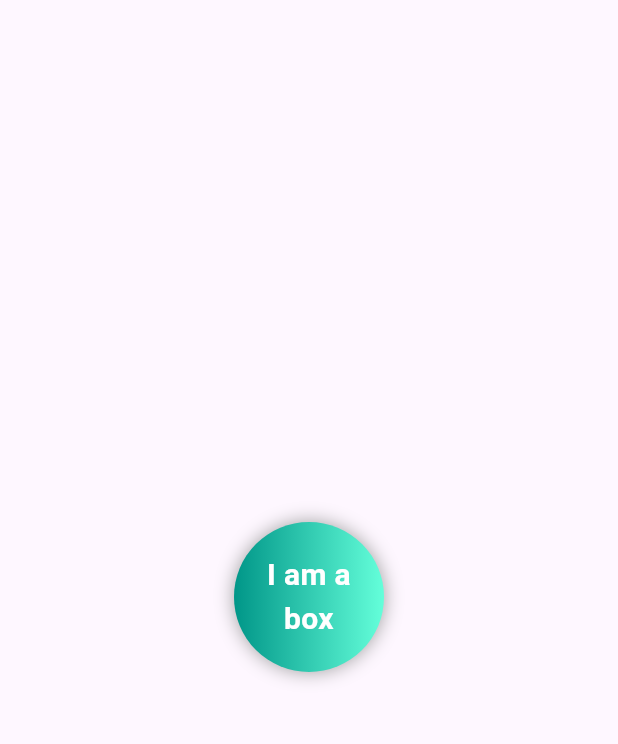
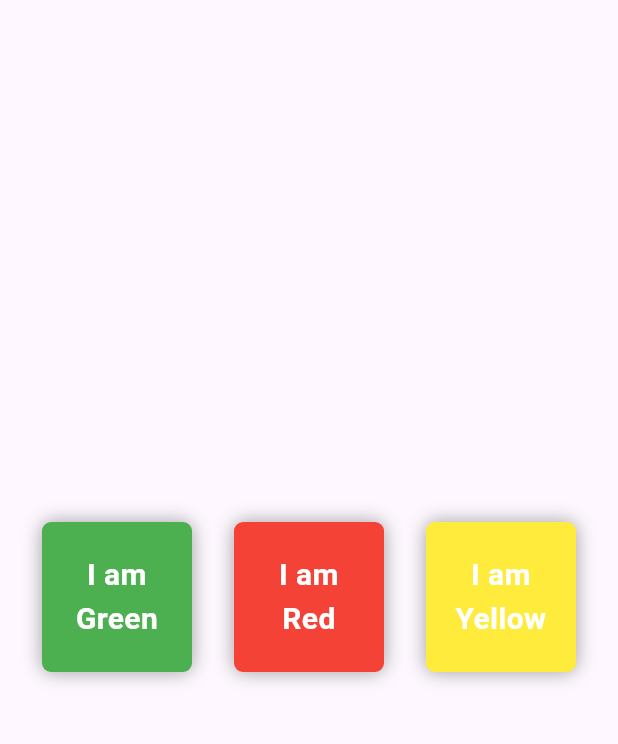
Before and after one commit to iamsahilmathur/FlutterCrashCourse, a Flutter app: the screen it shows after launch, on a phone screen of 412 x 824 dp, the part 63-807 px from its top. Run offline on Flutter 3.47's test engine with Material 3 defaults, Android fonts, the phone set to English and light mode, and no system bars.

Commit message:
CH2 learning Row concepts

```diff
--- a/lib/main.dart
+++ b/lib/main.dart
@@ -17,34 +17,50 @@ class HomePage extends StatelessWidget {
       appBar: AppBar(
         title: const Text("CrashCourse"),
       ),
-      body: Center(
-        child: Container(
+      body: SizedBox(
+        width: MediaQuery.of(context).size.width,
+        height: MediaQuery.of(context).size.height,
+        child: const Row(
+          mainAxisAlignment: MainAxisAlignment.spaceEvenly,
+          crossAxisAlignment: CrossAxisAlignment.center,
+          children: [
+            Box(color: Colors.green, str: "I am Green"),
+            Box(color: Colors.red, str: "I am Red"),
+            Box(color: Colors.yellow, str: "I am Yellow")
+          ],
+        ),
+      ),
+    );
+  }
+}
+
+class Box extends StatelessWidget {
+  final Color color;
+  final String str;
+
+  const Box({super.key, required this.color, required this.str});
+
+  @override
+  Widget build(BuildContext context) {
+    return Container(
       width: 100,
       height: 100,
       padding: const EdgeInsets.all(10),
       alignment: Alignment.center,
-          decoration: const BoxDecoration(
-              color: Colors.teal,
-              gradient: LinearGradient(colors: [
-                Colors.teal,
-                Colors.tealAccent
-              ]),
-            shape: BoxShape.circle,
-            boxShadow: [
-              BoxShadow(color: Colors.grey,blurRadius: 10)
-            ]
-          ),
-          child: const Text(
+      decoration: BoxDecoration(
+          color: color,
+          shape: BoxShape.rectangle,
+          borderRadius: BorderRadius.circular(6),
+          boxShadow: const [BoxShadow(color: Colors.grey, blurRadius: 10)]),
+      child: Text(
+        str,
         textAlign: TextAlign.center,
-            "I am a box",
-            style: TextStyle(
+        style: const TextStyle(
           color: Colors.white,
           fontSize: 20,
           fontWeight: FontWeight.bold,
         ),
       ),
-        ),
-      ),
     );
   }
 }
```
Lines whose indentation alone changed are shown as unchanged.
